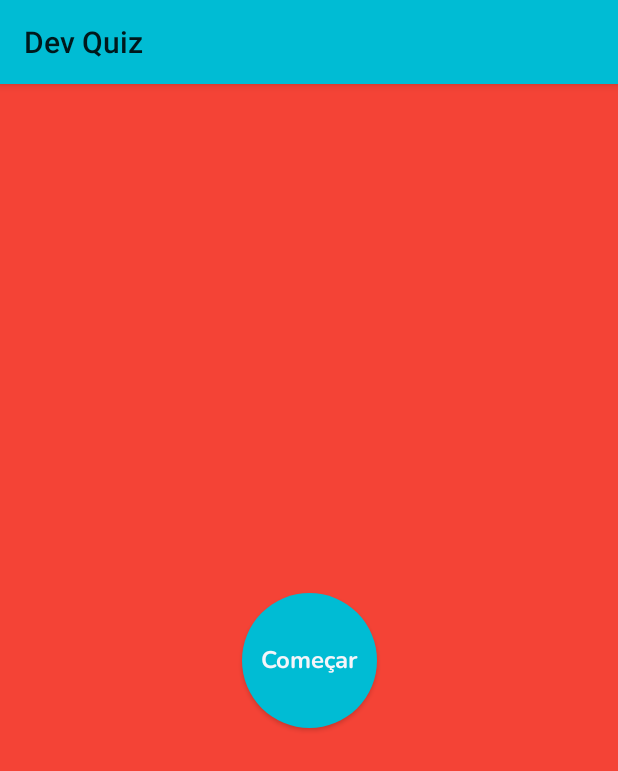
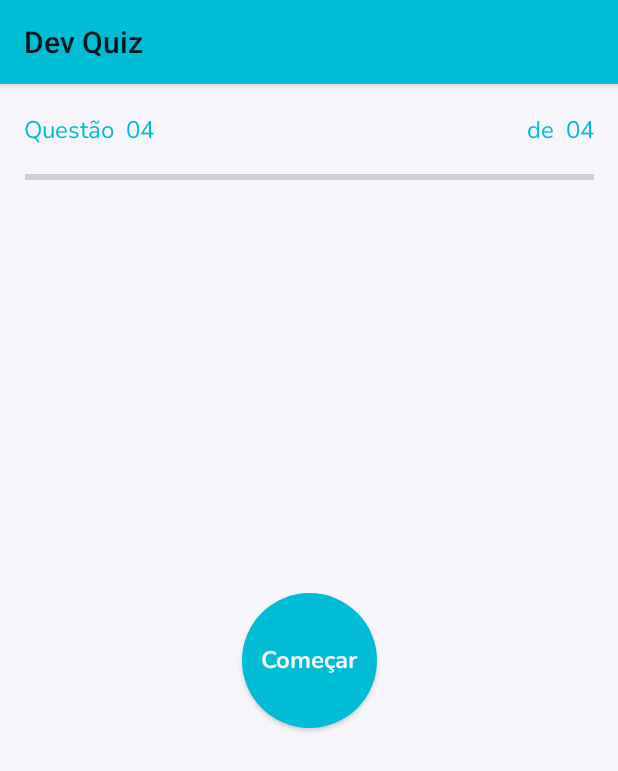
Before and after one commit to JustSpica/DevQuiz, an Android app: the fragment QuizFragment placed in its activity, on a phone screen of 412 x 824 dp. Shown: the top 771 px of the screen. Run offline under Robolectric (Android 15) with nearby library versions, the phone set to English and light mode, and no system bars.

Commit message:
bug fixes on fragment activity

```diff
--- a/app/src/main/res/layout/fragment_quiz.xml
+++ b/app/src/main/res/layout/fragment_quiz.xml
@@ -1,15 +1,65 @@
 <?xml version="1.0" encoding="utf-8"?>
-<FrameLayout xmlns:android="http://schemas.android.com/apk/res/android"
+<androidx.constraintlayout.widget.ConstraintLayout xmlns:android="http://schemas.android.com/apk/res/android"
+    xmlns:app="http://schemas.android.com/apk/res-auto"
     xmlns:tools="http://schemas.android.com/tools"
     android:layout_width="match_parent"
     android:layout_height="match_parent"
     tools:context=".QuizFragment"
-    android:background="@color/error">
+    style="@style/home_screens_background" >
+
+
+    <ProgressBar
+        android:id="@+id/progressBar2"
+        style="?android:attr/progressBarStyleHorizontal"
+        android:layout_width="379dp"
+        android:layout_height="wrap_content"
+        android:layout_marginTop="54dp"
+        app:layout_constraintEnd_toEndOf="parent"
+        app:layout_constraintStart_toStartOf="parent"
+        app:layout_constraintTop_toTopOf="parent" />
 
     <TextView
-        android:layout_width="match_parent"
-        android:layout_height="match_parent"
-        android:text="A"
-        android:gravity="center"/>
+        style="@style/text_progress_bar_app"
+        android:id="@+id/textQuestionIndicator"
+        android:layout_width="wrap_content"
+        android:layout_height="wrap_content"
+        android:layout_marginStart="16dp"
+        android:layout_marginBottom="12dp"
+        android:text="Questão"
+        app:layout_constraintBottom_toTopOf="@+id/progressBar2"
+        app:layout_constraintStart_toStartOf="parent" />
 
-</FrameLayout>
+    <TextView
+        android:id="@+id/textQuestionNumber"
+        style="@style/text_progress_bar_app"
+        android:layout_width="wrap_content"
+        android:layout_height="wrap_content"
+        android:layout_marginStart="8dp"
+        android:layout_marginBottom="12dp"
+        android:text="04"
+        app:layout_constraintBottom_toTopOf="@+id/progressBar2"
+        app:layout_constraintStart_toEndOf="@+id/textQuestionIndicator" />
+
+    <TextView
+        android:id="@+id/textFromProgressBar"
+        style="@style/text_progress_bar_app"
+        android:layout_width="wrap_content"
+        android:layout_height="wrap_content"
+        android:layout_marginEnd="8dp"
+        android:layout_marginBottom="12dp"
+        android:text="de"
+        app:layout_constraintBottom_toTopOf="@+id/progressBar2"
+        app:layout_constraintEnd_toStartOf="@+id/textAllQuestions" />
+
+    <TextView
+        android:id="@+id/textAllQuestions"
+        style="@style/text_progress_bar_app"
+        android:layout_width="wrap_content"
+        android:layout_height="wrap_content"
+        android:layout_marginEnd="16dp"
+        android:layout_marginBottom="12dp"
+        android:text="04"
+        app:layout_constraintBottom_toTopOf="@+id/progressBar2"
+        app:layout_constraintEnd_toEndOf="parent" />
+
+</androidx.constraintlayout.widget.ConstraintLayout>
--- a/app/src/main/res/values/themes.xml
+++ b/app/src/main/res/values/themes.xml
@@ -95,4 +95,11 @@
         <item name="android:textAllCaps">false</item>
         <item name="android:background">@drawable/ic_button_start</item>
     </style>
+
+    <style name="text_progress_bar_app">
+        <item name="android:fontFamily">@font/nunito</item>
+        <item name="android:textSize">16sp</item>
+        <item name="android:textAllCaps">false</item>
+        <item name="android:textColor">@color/primary</item>
+    </style>
 </resources>
```
